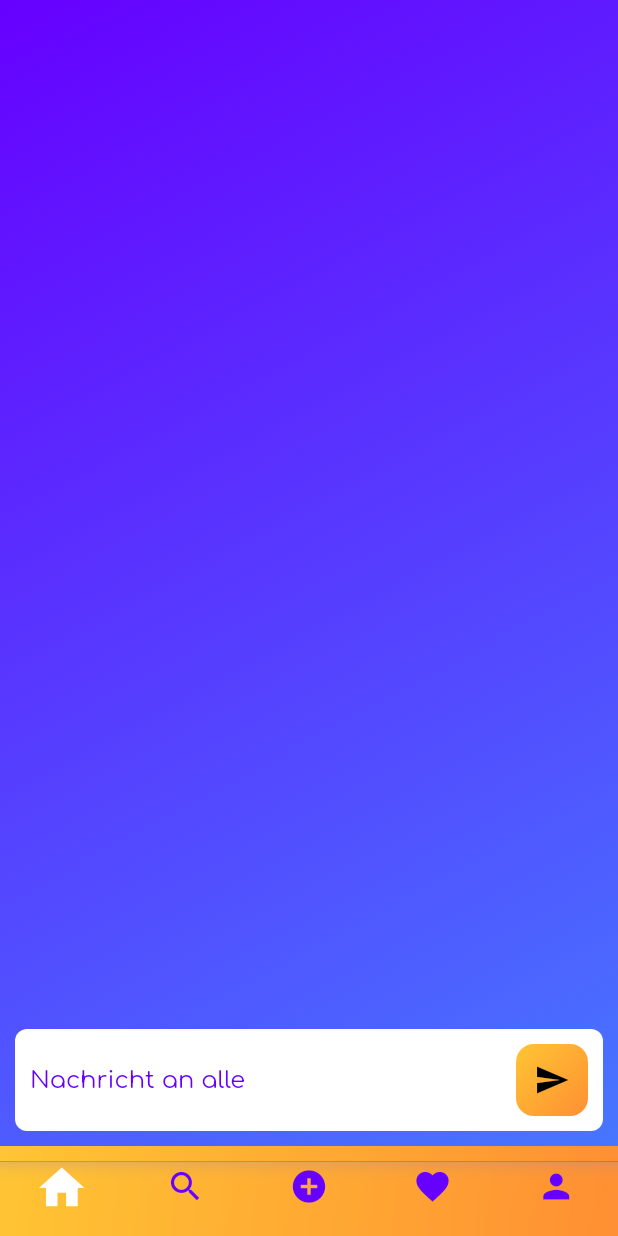
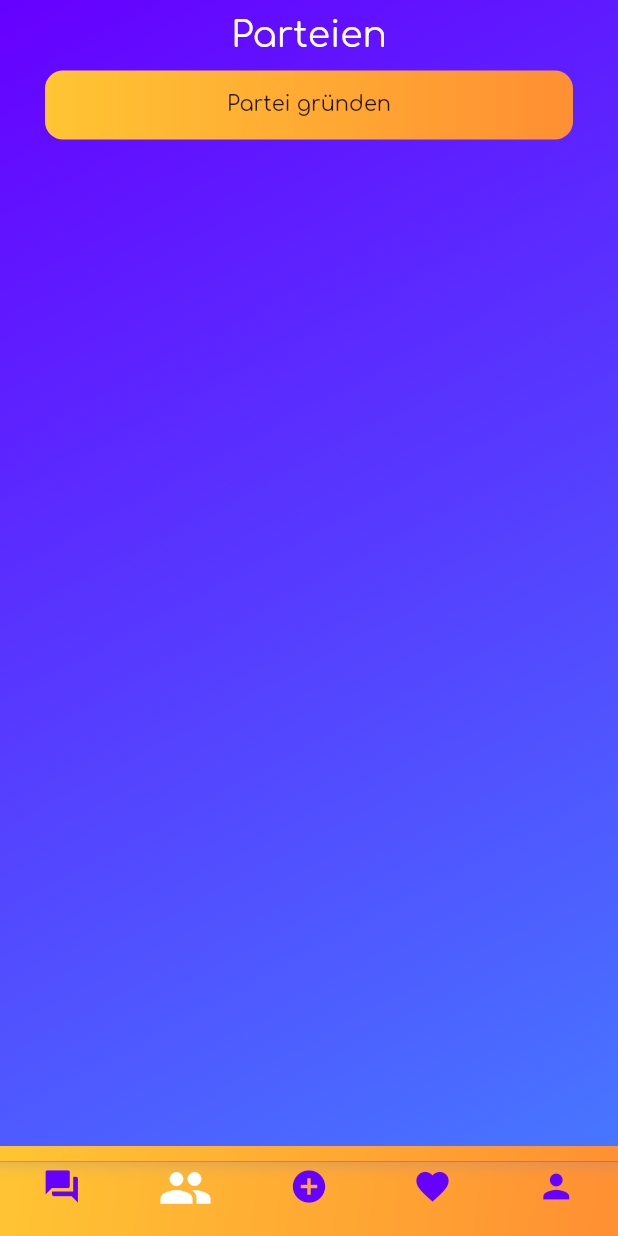
Before and after one commit to KerryKilian/politics_game, a Flutter app: the screen it shows once a user with an empty profile is signed in, on a phone screen of 412 x 824 dp. Run offline on Flutter 3.47's test engine with Material 2 defaults, Android fonts, the light colour scheme and no system bars; our stand-ins replace cloud_firestore, firebase_auth, firebase_core, firebase_storage, image_picker; accounts and stored records are empty.

Commit message:
foundind party screen

```diff
--- a/lib/main.dart
+++ b/lib/main.dart
@@ -6,9 +6,9 @@ import 'package:politics_game/providers/user_provider.dart';
 import 'package:politics_game/responsive/mobile_screen_layout.dart';
 import 'package:politics_game/responsive/responsive_layout_screen.dart';
 import 'package:politics_game/responsive/web_screen_layout.dart';
-import 'package:politics_game/screens/login_screen.dart';
-import 'package:politics_game/screens/signup_screen.dart';
-import 'package:politics_game/screens/start_screen.dart';
+import 'package:politics_game/screens/start/login_screen.dart';
+import 'package:politics_game/screens/start/signup_screen.dart';
+import 'package:politics_game/screens/start/start_screen.dart';
 import 'package:politics_game/utils/colors.dart';
 import 'package:provider/provider.dart';
 
--- a/lib/objects/constants.dart
+++ b/lib/objects/constants.dart
@@ -12,4 +12,5 @@ import 'package:flutter/material.dart';
    static List<String> partyAffiliation = ["Einfache*r Bürger*in", "Mitglied", "Ortsvorstand", "Kreisvorstand", "Abgeordneter im Landtag", "Abgeordneter im Bundestag"];
    static List<String> politicalOrientation = ["Sehr Links", "Links", "Eher Links", "Mittig", "Eher Konservativ/Kapitalistisch", "Konservativ/Kapitalistisch", "Sehr Konservativ/Kapitalistisch"];
    static List<String> politicalExtremism = ["Gemäßigt", "Teilweise extremistisch", "Gesichert extremistisch"];
+   static List<String> partyLevels = ["Kleinstpartei", "im Landesparlament vertreten", "im Bundestag vertreten", "Regierungspartei"];
  }
--- a/lib/responsive/mobile_screen_layout.dart
+++ b/lib/responsive/mobile_screen_layout.dart
@@ -16,13 +16,13 @@ class MobileScreenLayout extends StatefulWidget {
 }
 
 class _MobileScreenLayoutState extends State<MobileScreenLayout> {
-  int _page = 0;
+  int _page = 1;
   late PageController pageController;
 
   @override
   void initState() {
     super.initState();
-    pageController = PageController();
+    pageController = PageController(initialPage: 1);
   }
 
   @override
@@ -80,7 +80,7 @@ class _MobileScreenLayoutState extends State<MobileScreenLayout> {
                 items: [
                   BottomNavigationBarItem(
                       icon: Icon(
-                        Icons.home,
+                        Icons.question_answer,
                         color: _page == 0 ? primaryColor : secondaryColor,
                         size: _page == 0 ? widget.activeSize : widget.inactiveSize,
                       ),
@@ -88,7 +88,7 @@ class _MobileScreenLayoutState extends State<MobileScreenLayout> {
                       backgroundColor: primaryColor),
                   BottomNavigationBarItem(
                       icon: Icon(
-                        Icons.search,
+                        Icons.group,
                         color: _page == 1 ? primaryColor : secondaryColor,
                         size: _page == 1 ? widget.activeSize : widget.inactiveSize,
 
--- a/lib/screens/chat_screen.dart
+++ b/lib/screens/chat_screen.dart
@@ -1,5 +1,5 @@
 import 'package:flutter/material.dart';
-import 'package:politics_game/screens/chat.dart';
+import 'package:politics_game/screens/chat/chat.dart';
 import 'package:politics_game/widgets/background.dart';
 
 class ChatScreen extends StatelessWidget {
--- /dev/null
+++ b/lib/screens/party_list_screen.dart
@@ -0,0 +1,36 @@
+import 'package:flutter/material.dart';
+import 'package:politics_game/screens/parties/found_party_screen.dart';
+import 'package:politics_game/widgets/background.dart';
+import 'package:politics_game/widgets/custom_button.dart';
+import 'package:politics_game/widgets/custom_text.dart';
+
+class PartyListScreen extends StatefulWidget {
+  const PartyListScreen({Key? key}) : super(key: key);
+
+  @override
+  State<PartyListScreen> createState() => _PartyListScreenState();
+}
+
+class _PartyListScreenState extends State<PartyListScreen> {
+  @override
+  Widget build(BuildContext context) {
+    return Scaffold(
+      body: SafeArea(
+        child: Background(
+            child: Column(
+              children: [
+              SizedBox(height: 10,),
+            CustomText(text: "Parteien", title: true,),
+            SizedBox(height: 10,),
+            Container(
+              margin: EdgeInsets.symmetric(horizontal: 30),
+                child: CustomButton(text: "Partei gründen", onTapFunction: () {
+                  Navigator.of(context).push(MaterialPageRoute(builder: (context) => FoundPartyScreen()));
+                })),
+        ],
+      ),
+    ),)
+    ,
+    );
+  }
+}
--- a/lib/screens/start_screen.dart
+++ b/lib/screens/start/start_screen.dart
@@ -1,6 +1,6 @@
 import 'package:flutter/material.dart';
-import 'package:politics_game/screens/login_screen.dart';
-import 'package:politics_game/screens/signup_screen.dart';
+import 'package:politics_game/screens/start/login_screen.dart';
+import 'package:politics_game/screens/start/signup_screen.dart';
 import 'package:politics_game/utils/colors.dart';
 import 'package:politics_game/widgets/background.dart';
 import 'package:politics_game/widgets/custom_button.dart';
--- a/lib/utils/global_variables.dart
+++ b/lib/utils/global_variables.dart
@@ -1,16 +1,15 @@
 import "package:flutter/material.dart";
-import "package:politics_game/screens/chat.dart";
+import 'package:politics_game/screens/chat/chat.dart';
 import "package:politics_game/screens/chat_screen.dart";
+import 'package:politics_game/screens/party_list_screen.dart';
 import "package:politics_game/screens/profile_screen.dart";
 import 'package:firebase_auth/firebase_auth.dart';
-
-
 
 const webScreenSize = 600;
 
 List<Widget> homeScreenItems = [
   ChatScreen(),
-  const Text("hello"),
+  PartyListScreen(),
   const Text("hello"),
   const Text("hello"),
   ProfileScreen(
--- a/lib/widgets/message_card.dart
+++ b/lib/widgets/message_card.dart
@@ -3,7 +3,7 @@ import 'package:politics_game/models/message.dart';
 import 'package:politics_game/models/user.dart';
 import 'package:politics_game/providers/user_provider.dart';
 import 'package:politics_game/resources/firestore_methods.dart';
-import 'package:politics_game/screens/comment_screen.dart';
+import 'package:politics_game/screens/chat/comment_screen.dart';
 import 'package:politics_game/utils/colors.dart';
 import 'package:politics_game/widgets/custom_icon_button.dart';
 import 'package:politics_game/widgets/custom_text.dart';
--- a/pubspec.yaml
+++ b/pubspec.yaml
@@ -70,9 +70,8 @@ flutter:
   uses-material-design: true
 
   # To add assets to your application, add an assets section, like this:
-  # assets:
-  #   - images/a_dot_burr.jpeg
-  #   - images/a_dot_ham.jpeg
+  assets:
+    - assets/images/logo_vorlage.png
 
   # An image asset can refer to one or more resolution-specific "variants", see
   # https://flutter.dev/assets-and-images/#resolution-aware
```
Also changed, not shown: lib/models/party.dart (+16 -0 lines), lib/resources/firestore_methods.dart (+48 -3 lines), lib/screens/parties/found_party_screen.dart (added, +145 -0 lines), lib/screens/profile_screen.dart (+3 -4 lines), lib/widgets/text_field_input.dart (+8 -1 lines), assets/images/logo_vorlage.png (added), lib/screens/chat/chat.dart (renamed from lib/screens/chat.dart), lib/screens/chat/comment_screen.dart (renamed from lib/screens/comment_screen.dart), lib/screens/start/login_screen.dart (renamed from lib/screens/login_screen.dart), lib/screens/start/signup_screen.dart (renamed from lib/screens/signup_screen.dart).
